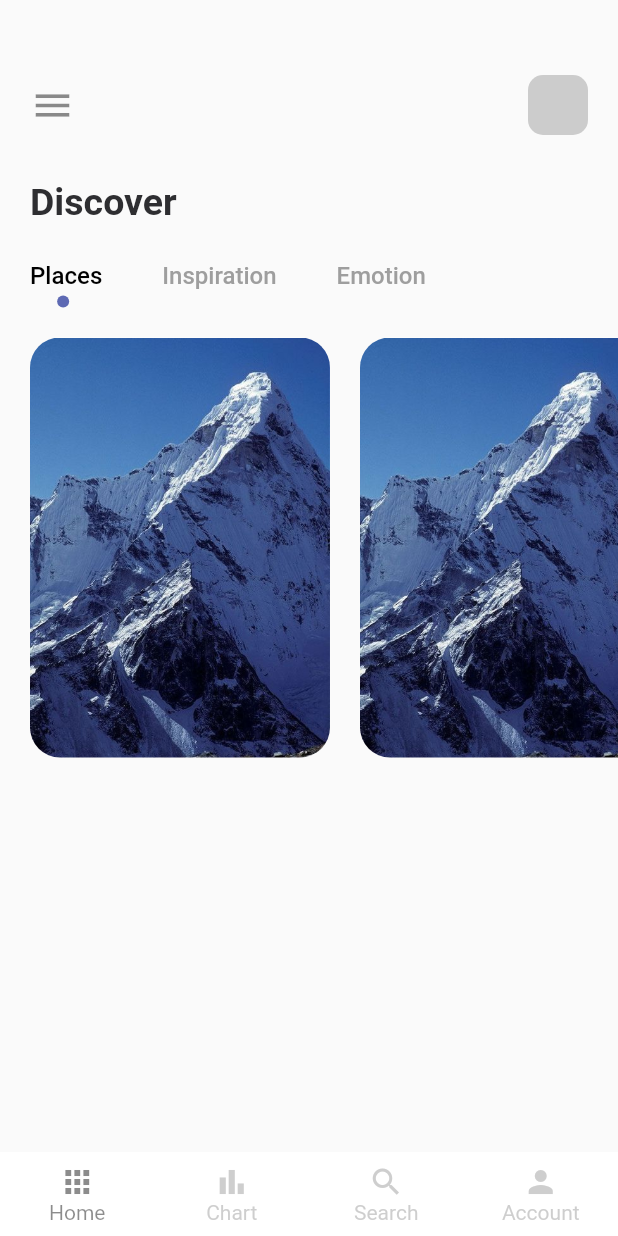
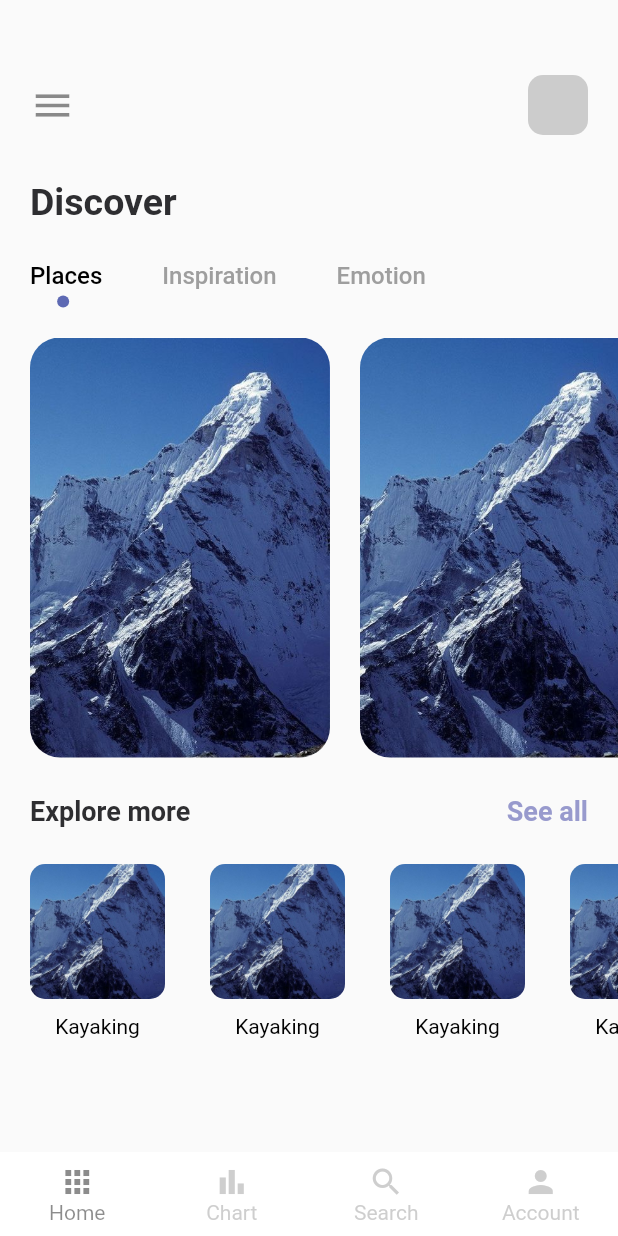
Before and after one commit to PeterShekiondo/Travel, a Flutter app: the screen it shows after launch, on a phone screen of 412 x 824 dp. Run offline on Flutter 3.47's test engine with Material 2 defaults, Android fonts, the phone set to English and light mode, and no system bars.

Commit message:
refine home page

```diff
--- a/lib/screens/navPages/mainPage.dart
+++ b/lib/screens/navPages/mainPage.dart
@@ -24,14 +24,13 @@ class _MainPageState extends State<MainPage> with TickerProviderStateMixin {
             child: Row(
               mainAxisAlignment: MainAxisAlignment.spaceBetween,
               children: [
-                Icon(Icons.menu, size: 30, color:Colors.black45),
+                Icon(Icons.menu, size: 30, color: Colors.black45),
                 Container(
                   width: 40,
                   height: 40,
                   decoration: BoxDecoration(
                       borderRadius: BorderRadius.circular(10),
-                    color: Colors.grey.withOpacity(.5)
-                  ),
+                      color: Colors.grey.withOpacity(.5)),
                 )
               ],
             ),
@@ -40,12 +39,12 @@ class _MainPageState extends State<MainPage> with TickerProviderStateMixin {
           // Discover text
           Container(
               padding: const EdgeInsets.only(left: 20, right: 20),
-              child: AppText(text: 'Discover',
+              child: AppText(
+                text: 'Discover',
                 size: 25,
                 color: AppColors.bigTextColor,
                 weight: FontWeight.bold,
-              )
-          ),
+              )),
           SizedBox(height: 25),
           // Tab bar
           Container(
@@ -58,7 +57,8 @@ class _MainPageState extends State<MainPage> with TickerProviderStateMixin {
                 isScrollable: true,
                 labelPadding: const EdgeInsets.only(left: 20, right: 20),
                 indicatorSize: TabBarIndicatorSize.label,
-                indicator: CircleTabIndicator(color: AppColors.mainColor, radius: 4),
+                indicator:
+                    CircleTabIndicator(color: AppColors.mainColor, radius: 4),
                 tabs: [
                   Container(
                       padding: const EdgeInsets.only(bottom: 10),
@@ -67,8 +67,7 @@ class _MainPageState extends State<MainPage> with TickerProviderStateMixin {
                         style: TextStyle(
                           fontSize: 16,
                         ),
-                    )
-                  ),
+                      )),
                   Container(
                       padding: const EdgeInsets.only(bottom: 10),
                       child: Text(
@@ -76,8 +75,7 @@ class _MainPageState extends State<MainPage> with TickerProviderStateMixin {
                         style: TextStyle(
                           fontSize: 16,
                         ),
-                    )
-                  ),
+                      )),
                   Container(
                       padding: const EdgeInsets.only(bottom: 10),
                       child: Text(
@@ -85,8 +83,7 @@ class _MainPageState extends State<MainPage> with TickerProviderStateMixin {
                         style: TextStyle(
                           fontSize: 16,
                         ),
-                      )
-                  ),
+                      )),
                 ],
               ),
             ),
@@ -99,7 +96,7 @@ class _MainPageState extends State<MainPage> with TickerProviderStateMixin {
               children: [
                 ListView.builder(
                   padding: const EdgeInsets.only(left: 20, top: 5),
-                itemCount : 3,
+                  itemCount: 3,
                   scrollDirection: Axis.horizontal,
                   itemBuilder: (BuildContext context, int index) {
                     return Container(
@@ -111,11 +108,8 @@ class _MainPageState extends State<MainPage> with TickerProviderStateMixin {
                           color: Colors.white,
                           image: DecorationImage(
                             fit: BoxFit.cover,
-                          image: AssetImage(
-                              "images/mountain.jpeg"
-                          ),
-                        )
-                    ),
+                            image: AssetImage("images/mountain.jpeg"),
+                          )),
                     );
                   },
                 ),
@@ -123,6 +117,63 @@ class _MainPageState extends State<MainPage> with TickerProviderStateMixin {
                 Text("bye")
               ],
             ),
+          ),
+          SizedBox(height: 25),
+          Container(
+            padding: const EdgeInsets.only(left: 20, right: 20),
+            child: Row(
+              mainAxisAlignment: MainAxisAlignment.spaceBetween,
+              children: [
+                AppText(
+                  text: 'Explore more',
+                  size: 18,
+                  color: AppColors.bigTextColor,
+                  weight: FontWeight.bold,
+                ),
+                AppText(
+                  text: 'See all',
+                  size: 18,
+                  color: AppColors.textColor1,
+                  weight: FontWeight.bold,
+                )
+              ],
+            ),
+          ),
+          SizedBox(height: 25),
+          Container(
+            height:120,
+            width: double.maxFinite,
+            child: ListView.builder(
+                itemCount: 4,
+                scrollDirection: Axis.horizontal,
+                itemBuilder: (_, index) {
+                  return Container(
+                    margin: const EdgeInsets.only(right: 10),
+                    padding: const EdgeInsets.only(left: 20),
+                    child: Column(
+                      children: [
+                        Container(
+                          width: 90,
+                          height: 90,
+                          decoration: BoxDecoration(
+                              borderRadius: BorderRadius.circular(10),
+                              color: Colors.white,
+                              image: DecorationImage(
+                                fit: BoxFit.cover,
+                                image: AssetImage("images/mountain.jpeg"),
+                              )),
+                        ),
+                        SizedBox(height: 10),
+                        Container(
+                          child: AppText(
+                            text: "Kayaking",
+                            size: 14,
+                          )
+                        )
+                      ],
+                    ),
+                  );
+                }),
           )
         ],
       ),
@@ -130,26 +181,32 @@ class _MainPageState extends State<MainPage> with TickerProviderStateMixin {
   }
 }
 
-class CircleTabIndicator extends Decoration{
+class CircleTabIndicator extends Decoration {
   final Color color;
   double radius;
+
   CircleTabIndicator({required this.color, required this.radius});
+
   @override
   BoxPainter createBoxPainter([VoidCallback? onChanged]) {
-    return _CirclePainter(color:color, radius:radius);
+    return _CirclePainter(color: color, radius: radius);
   }
 }
 
-class _CirclePainter extends BoxPainter{
+class _CirclePainter extends BoxPainter {
   final Color color;
   double radius;
+
   _CirclePainter({required this.color, required this.radius});
+
   @override
   void paint(Canvas canvas, Offset offset, ImageConfiguration configuration) {
     Paint _paint = Paint();
     _paint.color = color;
     _paint.isAntiAlias = true;
-    final Offset circleOffset = Offset(configuration.size!.width/2 - radius/2, configuration.size!.height - radius);
+    final Offset circleOffset = Offset(
+        configuration.size!.width / 2 - radius / 2,
+        configuration.size!.height - radius);
     canvas.drawCircle(offset + circleOffset, radius, _paint);
   }
 }
```
Lines whose indentation alone changed are shown as unchanged.
